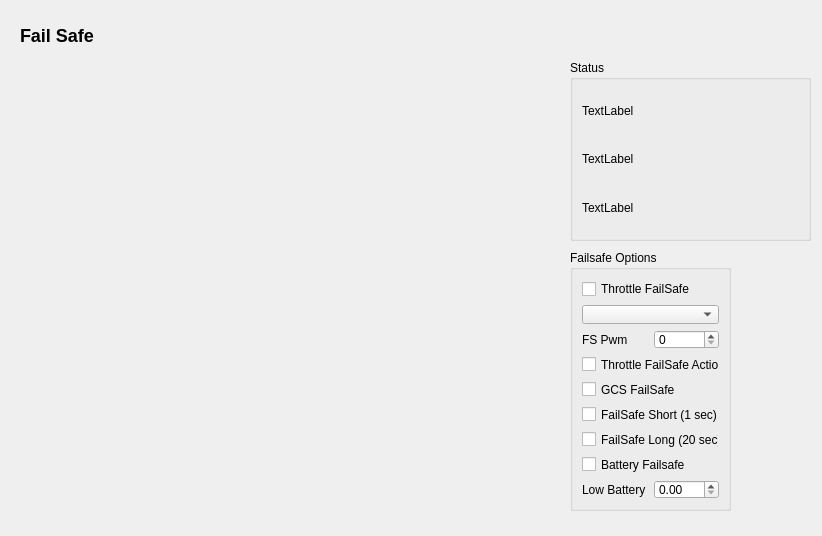
Above: src/ui/configuration/FailSafeConfig.ui from ArduPilot/apm_planner before the change. Below: the same form after it.
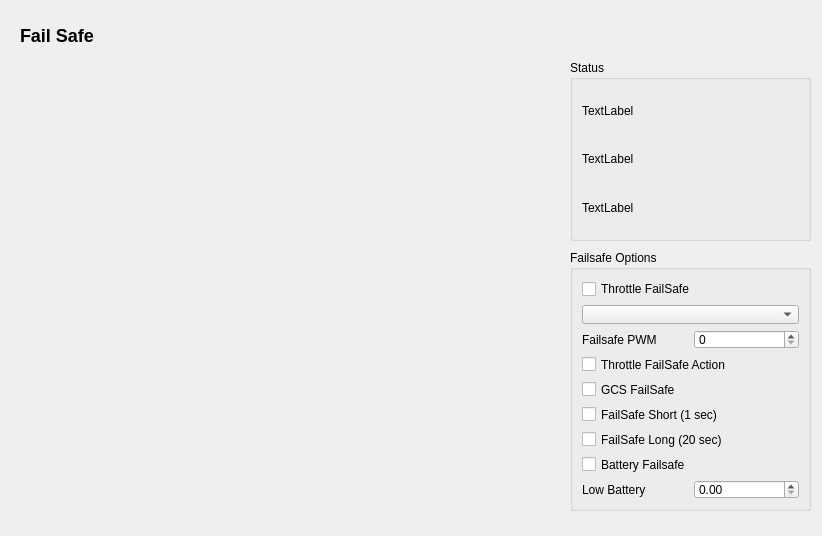
That is the form after the change. Custom widgets are drawn as their Qt base class.

Commit message: Fix for failsafe config UI label and sizing issues

Patch:
```diff
--- a/src/ui/configuration/FailSafeConfig.ui
+++ b/src/ui/configuration/FailSafeConfig.ui
@@ -347,7 +347,7 @@
     <rect>
      <x>570</x>
      <y>250</y>
-     <width>161</width>
+     <width>241</width>
      <height>261</height>
     </rect>
    </property>
@@ -370,7 +370,7 @@
       <item>
        <widget class="QLabel" name="label_5">
         <property name="text">
-         <string>FS Pwm</string>
+         <string>Failsafe PWM</string>
         </property>
        </widget>
       </item>
```
